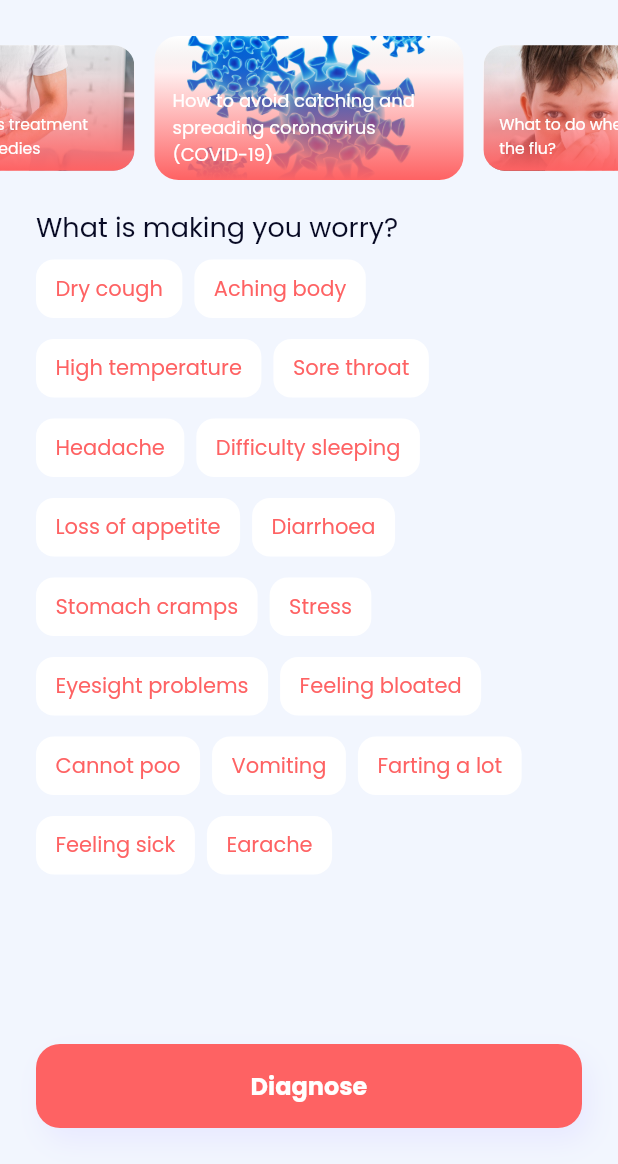
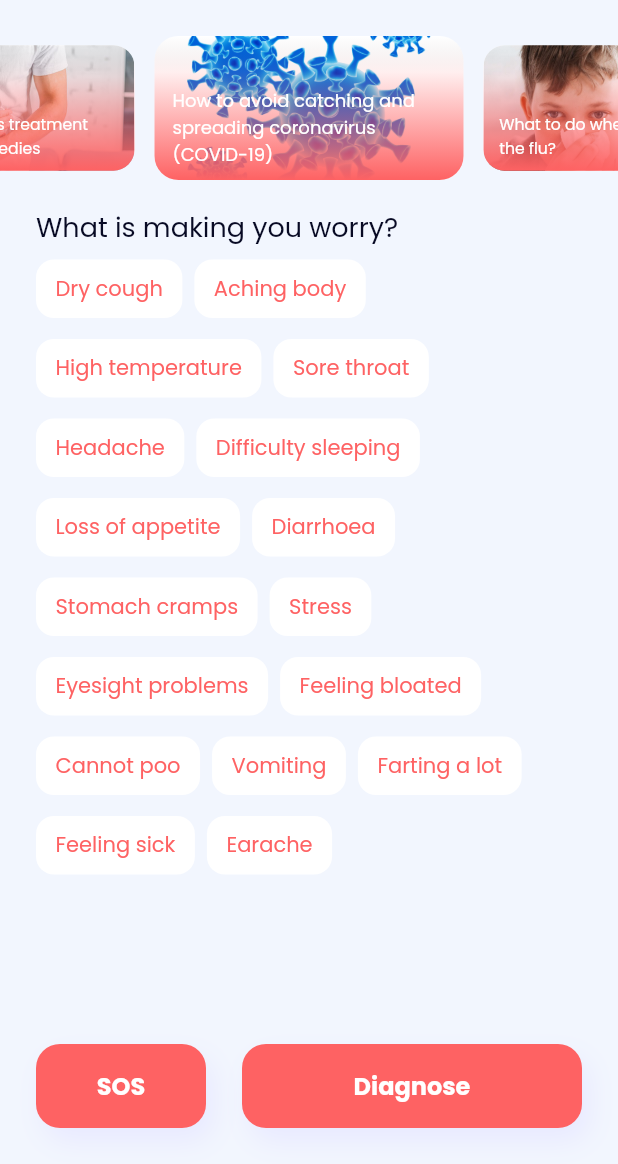
Before and after one commit to IamKhuk/iHealth, a Flutter app: the HomeScreen screen opened directly, on a phone screen of 412 x 824 dp, the part 72-1236 px from its top. Run offline on Flutter 3.47's test engine with Material 2 defaults, Android fonts, the phone set to English and light mode, and no system bars; drawn by our look-alikes of carousel_slider; our stand-ins replace flutter_svg, flutter_tags_x, google_maps_flutter.

Commit message:
home screen changed

```diff
--- a/lib/src/ui/home_screen.dart
+++ b/lib/src/ui/home_screen.dart
@@ -262,6 +262,41 @@ class _HomeScreenState extends State<HomeScreen> {
                 ),
               ),
               Spacer(),
+              Row(
+                children: [
+                  GestureDetector(
+                    onTap: () {},
+                    child: Container(
+                      height: 56,
+                      width: (MediaQuery.of(context).size.width-72)/3,
+                      margin: EdgeInsets.only(left: 24),
+                      decoration: BoxDecoration(
+                        borderRadius: BorderRadius.circular(16),
+                        color: AppTheme.red,
+                        boxShadow: [
+                          BoxShadow(
+                            offset: Offset(5, 9),
+                            blurRadius: 15,
+                            spreadRadius: 0,
+                            color: AppTheme.gray,
+                          ),
+                        ],
+                      ),
+                      child: Center(
+                        child: Text(
+                          'SOS',
+                          style: TextStyle(
+                            fontWeight: FontWeight.w600,
+                            fontSize: 16,
+                            fontFamily: AppTheme.fontFamily,
+                            height: 1.5,
+                            color: AppTheme.white,
+                          ),
+                        ),
+                      ),
+                    ),
+                  ),
+                  SizedBox(width: 24),
                   GestureDetector(
                     onTap: () {
                       for (int i = 0; i < _selectedItems.length; i++) {
@@ -283,7 +318,8 @@ class _HomeScreenState extends State<HomeScreen> {
                     },
                     child: Container(
                       height: 56,
-                  margin: EdgeInsets.symmetric(horizontal: 24),
+                      width: (MediaQuery.of(context).size.width-72)/1.5,
+                      margin: EdgeInsets.only(right: 24),
                       decoration: BoxDecoration(
                         borderRadius: BorderRadius.circular(16),
                         color: AppTheme.red,
@@ -310,6 +346,8 @@ class _HomeScreenState extends State<HomeScreen> {
                       ),
                     ),
                   ),
+                ],
+              ),
               SizedBox(height: 24),
             ],
           ),
```
Lines whose indentation alone changed are shown as unchanged.
